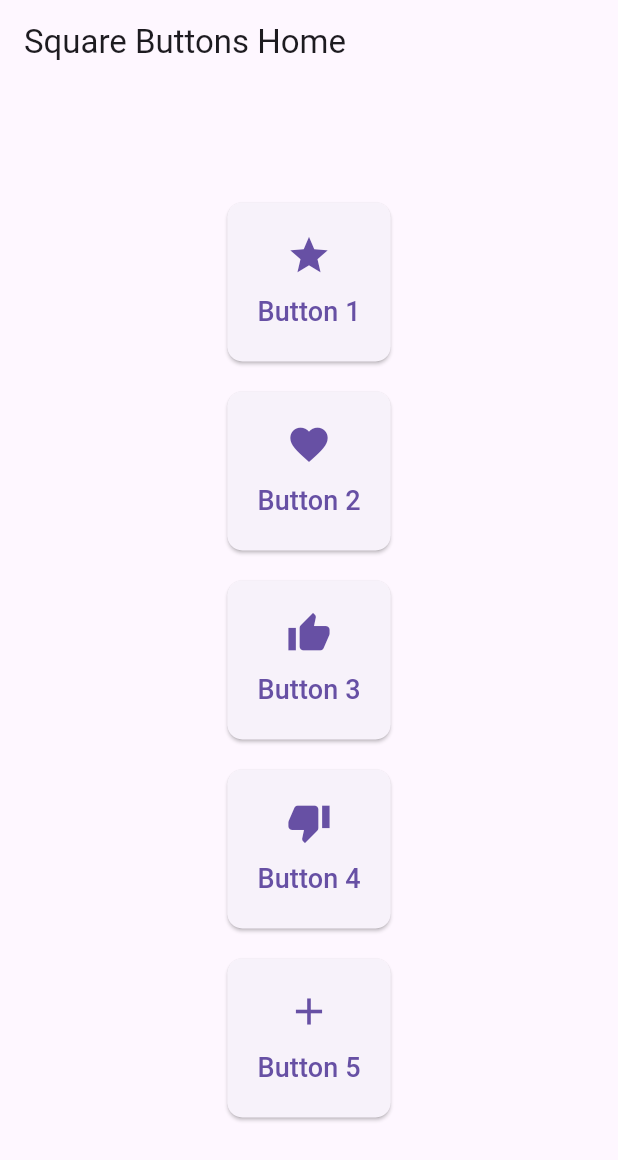
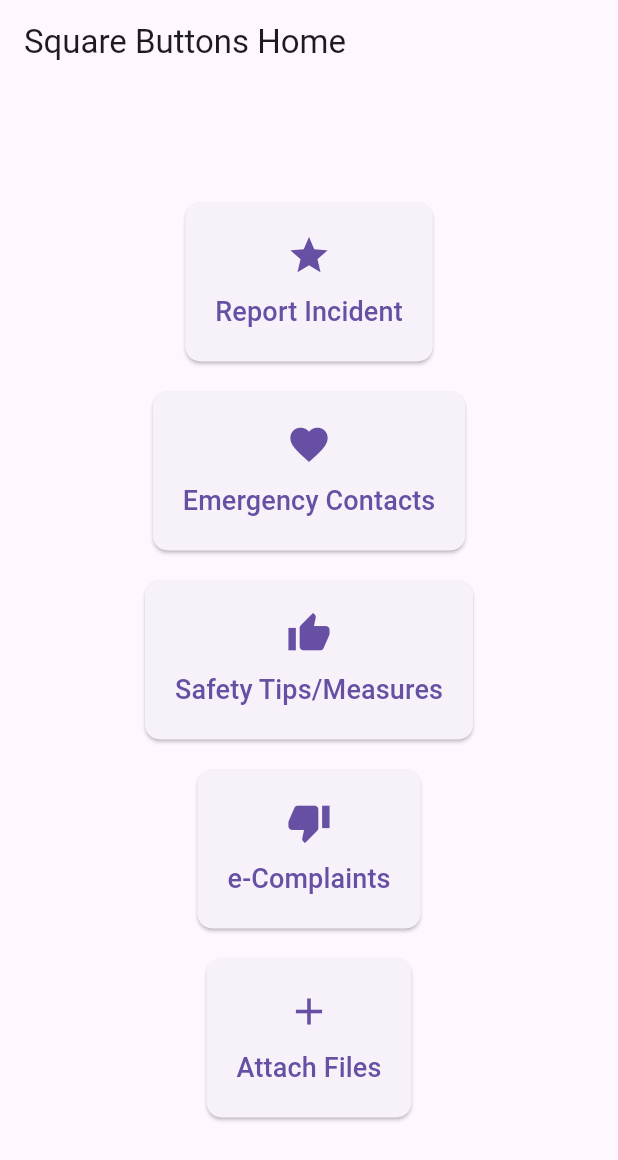
Before and after one commit to sujan-ss/CrimeReportingAndCommunitySafety-SurakshaSathi-, a Flutter app: the screen it shows after launch, after a tap on "Skip", on a phone screen of 412 x 824 dp. Shown: the top 1160 px of the screen. Run offline on Flutter 3.47's test engine with Material 3 defaults, Android fonts, the phone set to English and light mode, and no system bars; our stand-ins replace image_picker.

Commit message:
Added attachfile page, updated the landing page and skip landing page

```diff
--- a/lib/Skip Page/skip_home.dart
+++ b/lib/Skip Page/skip_home.dart
@@ -2,8 +2,8 @@
 
 import 'package:flutter/material.dart';
 
-class SkipHomeScreen extends StatelessWidget {
-  const SkipHomeScreen({super.key});
+class HomeScreen extends StatelessWidget {
+  const HomeScreen({super.key});
 
   @override
   Widget build(BuildContext context) {
@@ -16,13 +16,22 @@ class SkipHomeScreen extends StatelessWidget {
           mainAxisAlignment: MainAxisAlignment.center,
           children: [
             SquareButton(
-                label: 'Button 1', onPressed: () => print('Button 1 pressed')),
+              label: 'Police Station',
+              icon: Icons.star,
+              onPressed: () => print('Button 1 pressed'),
+            ),
             SizedBox(height: 20),
             SquareButton(
-                label: 'Button 2', onPressed: () => print('Button 2 pressed')),
+              label: 'Emergency Contacts',
+              icon: Icons.favorite,
+              onPressed: () => print('Button 2 pressed'),
+            ),
             SizedBox(height: 20),
             SquareButton(
-                label: 'Button 3', onPressed: () => print('Button 3 pressed')),
+              label: 'Safety Tips/Measures',
+              icon: Icons.thumb_up,
+              onPressed: () => print('Button 3 pressed'),
+            ),
           ],
         ),
       ),
@@ -32,9 +41,15 @@ class SkipHomeScreen extends StatelessWidget {
 
 class SquareButton extends StatelessWidget {
   final String label;
+  final IconData icon;
   final VoidCallback onPressed;
 
-  const SquareButton({super.key, required this.label, required this.onPressed});
+  const SquareButton({
+    super.key,
+    required this.label,
+    required this.icon,
+    required this.onPressed,
+  });
 
   @override
   Widget build(BuildContext context) {
@@ -46,9 +61,16 @@ class SquareButton extends StatelessWidget {
           borderRadius: BorderRadius.circular(10.0),
         ),
       ),
-      child: Text(
-        label,
-        style: TextStyle(fontSize: 18),
+      child: Column(
+        mainAxisSize: MainAxisSize.min,
+        children: [
+          Icon(icon, size: 30),
+          SizedBox(height: 10),
+          Text(
+            label,
+            style: TextStyle(fontSize: 18),
+          ),
+        ],
       ),
     );
   }
--- a/lib/home.dart
+++ b/lib/home.dart
@@ -16,31 +16,31 @@ class HomeScreen extends StatelessWidget {
           mainAxisAlignment: MainAxisAlignment.center,
           children: [
             SquareButton(
-              label: 'Button 1',
+              label: 'Report Incident',
               icon: Icons.star,
               onPressed: () => print('Button 1 pressed'),
             ),
             SizedBox(height: 20),
             SquareButton(
-              label: 'Button 2',
+              label: 'Emergency Contacts',
               icon: Icons.favorite,
               onPressed: () => print('Button 2 pressed'),
             ),
             SizedBox(height: 20),
             SquareButton(
-              label: 'Button 3',
+              label: 'Safety Tips/Measures',
               icon: Icons.thumb_up,
               onPressed: () => print('Button 3 pressed'),
             ),
             SizedBox(height: 20),
             SquareButton(
-              label: 'Button 4',
+              label: 'e-Complaints',
               icon: Icons.thumb_down,
               onPressed: () => print('Button 4 pressed'),
             ),
             SizedBox(height: 20),
             SquareButton(
-              label: 'Button 5',
+              label: 'Attach Files',
               icon: Icons.add,
               onPressed: () => print('Button 5 pressed'),
             ),
```
Also changed, not shown: lib/attachfile.dart (added, +122 -0 lines).
